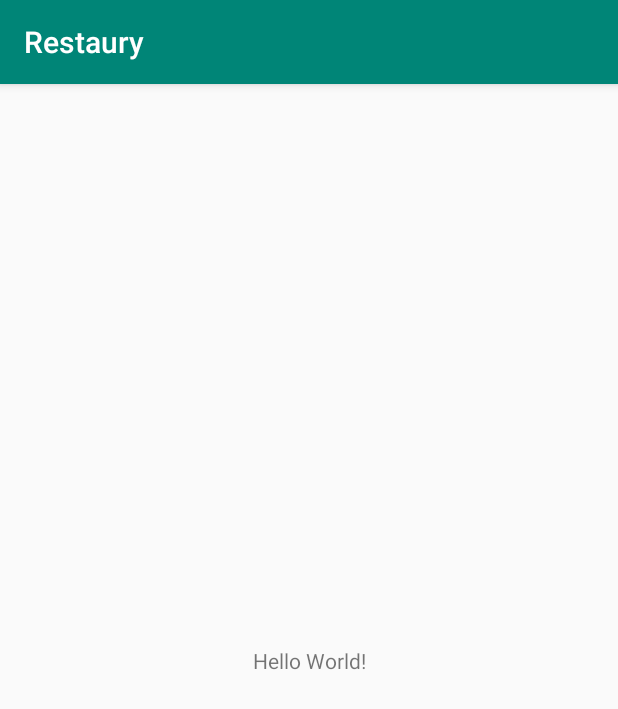
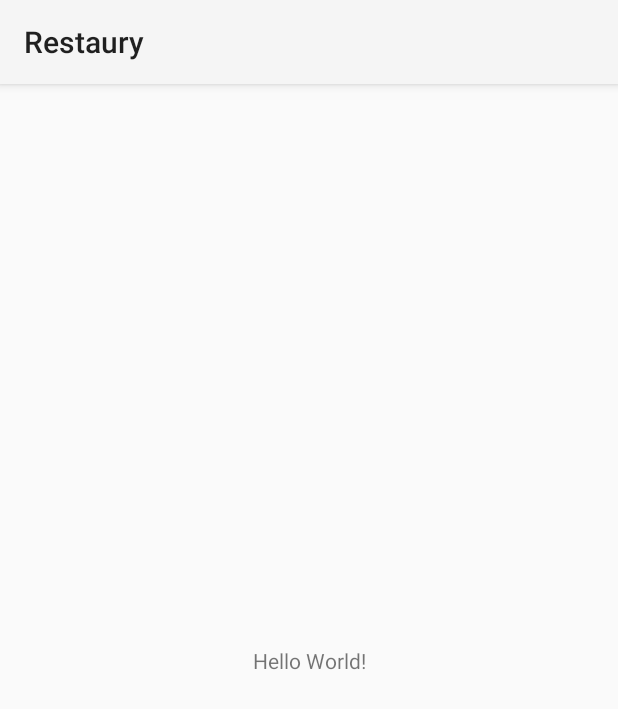
Before and after one commit to gapgag55/Restaury, an Android app: the screen it shows after launch (MainActivity), on a phone screen of 412 x 824 dp. Shown: the top 709 px of the screen. Run offline under Robolectric (Android 15) with nearby library versions, the phone set to English and light mode, and no system bars.

Commit message:
inital project font and color

```diff
--- a/app/src/main/res/values/colors.xml
+++ b/app/src/main/res/values/colors.xml
@@ -1,6 +1,6 @@
 <?xml version="1.0" encoding="utf-8"?>
 <resources>
-    <color name="colorPrimary">#008577</color>
-    <color name="colorPrimaryDark">#00574B</color>
-    <color name="colorAccent">#D81B60</color>
+    <color name="colorSea">#009798</color>
+    <color name="colorOrange">#EC7014</color>
+    <color name="colorYellow">#F4BC36</color>
 </resources>
--- a/app/src/main/res/values/styles.xml
+++ b/app/src/main/res/values/styles.xml
@@ -1,11 +1,11 @@
 <resources>
 
     <!-- Base application theme. -->
-    <style name="AppTheme" parent="Theme.AppCompat.Light.DarkActionBar">
+    <!--<style name="AppTheme" parent="Theme.AppCompat.Light.DarkActionBar">-->
         <!-- Customize your theme here. -->
-        <item name="colorPrimary">@color/colorPrimary</item>
-        <item name="colorPrimaryDark">@color/colorPrimaryDark</item>
-        <item name="colorAccent">@color/colorAccent</item>
-    </style>
+        <!--<item name="colorPrimary">@color/colorPrimary</item>-->
+        <!--<item name="colorPrimaryDark">@color/colorPrimaryDark</item>-->
+        <!--<item name="colorAccent">@color/colorAccent</item>-->
+    <!--</style>-->
 
 </resources>
```
Also changed, not shown: app/src/main/res/font/font.xml (added, +11 -0 lines), app/src/main/res/font/roboto_medium.ttf (added), app/src/main/res/font/roboto_regular.ttf (added), 1 other file.
